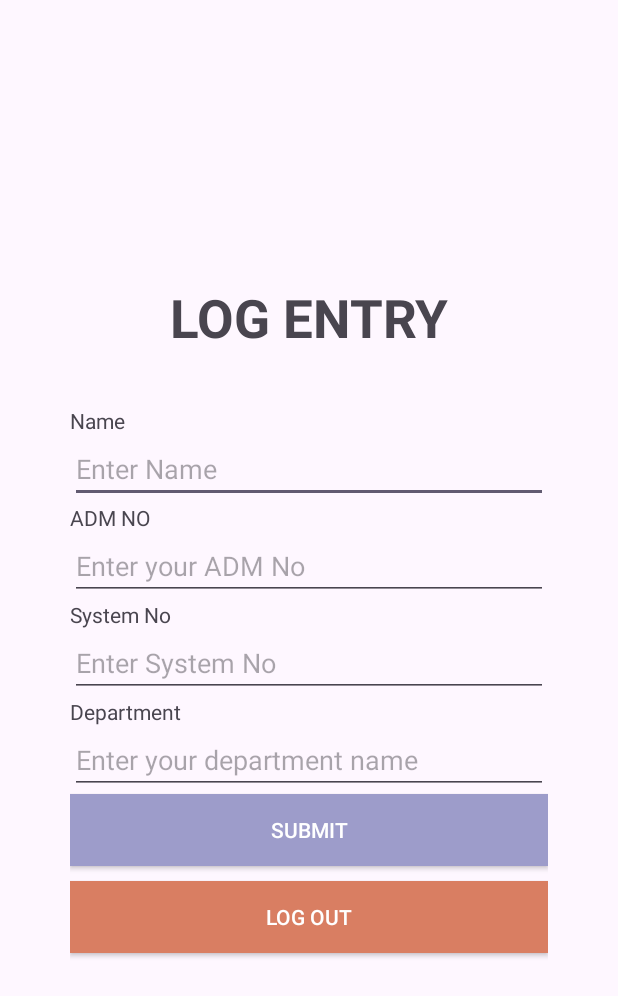
After one commit to Abhijay-Prakash/ENTRY-EXIT-LOG, an Android app: the LogScreen screen opened directly, with no data from a screen before it, on a phone screen of 412 x 824 dp. The commit adds this screen. Shown: the top 996 px of the screen. Run offline under Robolectric (Android 15) with nearby library versions, the phone set to English and light mode, and no system bars.

Commit message:
Entry Portal

```diff
--- a/app/src/main/AndroidManifest.xml
+++ b/app/src/main/AndroidManifest.xml
@@ -13,6 +13,9 @@
         android:theme="@style/Theme.ENTRYEXITLOG"
         tools:targetApi="31">
         <activity
+            android:name=".LogScreen"
+            android:exported="false" />
+        <activity
             android:name=".MainActivity"
             android:exported="true">
             <intent-filter>
--- /dev/null
+++ b/app/src/main/java/com/example/entry_exitlog/LogScreen.java
@@ -0,0 +1,72 @@
+package com.example.entry_exitlog;
+
+import android.content.Intent;
+import android.os.Bundle;
+import android.view.View;
+import android.widget.EditText;
+import android.widget.Toast;
+
+import androidx.activity.EdgeToEdge;
+import androidx.appcompat.app.AppCompatActivity;
+import androidx.appcompat.widget.AppCompatButton;
+import androidx.core.graphics.Insets;
+import androidx.core.view.ViewCompat;
+import androidx.core.view.WindowInsetsCompat;
+
+import java.time.LocalTime;
+
+public class LogScreen extends AppCompatActivity {
+
+    EditText d1,d2,d3,d4;
+    AppCompatButton b1,b2;
+    @Override
+    protected void onCreate(Bundle savedInstanceState) {
+        super.onCreate(savedInstanceState);
+        EdgeToEdge.enable(this);
+        setContentView(R.layout.activity_log_screen);
+
+        d1=(EditText) findViewById(R.id.ed1);
+        d2=(EditText) findViewById(R.id.ed2);
+        d3=(EditText) findViewById(R.id.ed3);
+        d4=(EditText) findViewById(R.id.ed4);
+
+        b1=(AppCompatButton) findViewById(R.id.bt1);
+        b2=(AppCompatButton) findViewById(R.id.bt2);
+
+        b1.setOnClickListener(new View.OnClickListener() {
+            @Override
+            public void onClick(View v) {
+                try{
+                    String s1,s2,s3,s4;
+                    s1=d1.getText().toString();
+                    s2=d2.getText().toString();
+                    s3=d3.getText().toString();
+                    s4=d4.getText().toString();
+                    LocalTime currentTime=LocalTime.now();
+                    String s5=currentTime.toString();
+                    Toast.makeText(getApplicationContext(),"Login Time:"+s5, Toast.LENGTH_LONG).show();
+
+                    Toast.makeText(getApplicationContext(),s1+s2+s3+s4,Toast.LENGTH_LONG).show();
+
+                }
+                catch (Exception e){
+                    Toast.makeText(getApplicationContext(),e.toString()+ "", Toast.LENGTH_SHORT).show();
+                }
+            }
+        });
+
+        b2.setOnClickListener(new View.OnClickListener() {
+            @Override
+            public void onClick(View v) {
+                Intent i=new Intent(getApplicationContext(), MainActivity.class);
+                startActivity(i);
+                LocalTime currentTime=LocalTime.now();
+                String s5=currentTime.toString();
+                Toast.makeText(getApplicationContext(),"Exit Time:"+s5, Toast.LENGTH_LONG).show();
+            }
+        });
+
+
+
+    }
+}
--- /dev/null
+++ b/app/src/main/res/layout/activity_log_screen.xml
@@ -0,0 +1,72 @@
+<LinearLayout android:layout_width="match_parent"
+    android:layout_height="match_parent"
+    android:orientation="vertical"
+    android:gravity="center"
+    android:padding="70px"
+    xmlns:android="http://schemas.android.com/apk/res/android">
+    <TextView
+        android:layout_width="match_parent"
+        android:textSize="35dp"
+        android:textStyle="bold"
+        android:layout_marginBottom="35dp"
+        android:layout_height="wrap_content"
+        android:textAlignment="center"
+        android:text="LOG ENTRY"/>
+
+    <TextView
+        android:layout_width="match_parent"
+        android:text="Name"
+        android:layout_height="wrap_content"/>
+    <EditText
+        android:id="@+id/ed1"
+        android:layout_width="match_parent"
+        android:layout_height="wrap_content"
+        android:hint="Enter Name"/>
+
+    <TextView
+        android:layout_width="match_parent"
+        android:layout_height="wrap_content"
+        android:text="ADM NO"/>
+    <EditText
+        android:id="@+id/ed2"
+        android:layout_width="match_parent"
+        android:layout_height="wrap_content"
+        android:hint="Enter your ADM No"/>
+
+    <TextView
+        android:layout_width="match_parent"
+        android:layout_height="wrap_content"
+        android:text="System No"/>
+    <EditText
+        android:id="@+id/ed3"
+        android:inputType="number"
+        android:layout_width="match_parent"
+        android:layout_height="wrap_content"
+        android:hint="Enter System No"/>3
+
+    <TextView
+        android:layout_width="match_parent"
+        android:layout_height="wrap_content"
+        android:text="Department"/>
+    <EditText
+        android:id="@+id/ed4"
+        android:layout_width="match_parent"
+        android:layout_height="wrap_content"
+        android:hint="Enter your department name"/>
+
+    <androidx.appcompat.widget.AppCompatButton
+        android:id="@+id/bt1"
+        android:background="#9D9CCA"
+        android:textColor="@color/white"
+        android:layout_width="match_parent"
+        android:layout_height="wrap_content"
+        android:layout_marginBottom="10dp"
+        android:text="SUBMIT"/>
+    <androidx.appcompat.widget.AppCompatButton
+        android:background="#D97E62"
+        android:textColor="@color/white"
+        android:id="@+id/bt2"
+        android:layout_width="match_parent"
+        android:layout_height="wrap_content"
+        android:text="LOG OUT"/>
+</LinearLayout>
--- a/app/src/main/res/layout/activity_main.xml
+++ b/app/src/main/res/layout/activity_main.xml
@@ -7,6 +7,7 @@
     <TextView
         android:layout_width="match_parent"
         android:textSize="25dp"
+        android:layout_marginBottom="45dp"
         android:textStyle="bold"
         android:layout_height="wrap_content"
         android:textAlignment="center"
@@ -14,7 +15,8 @@
 
     <TextView
         android:layout_width="match_parent"
-        android:layout_height="wrap_content"/>
+        android:layout_height="wrap_content"
+        android:text="Username"/>
     <EditText
         android:id="@+id/ed1"
         android:layout_width="match_parent"
@@ -32,6 +34,8 @@
         android:hint="Enter your password"/>
 
     <androidx.appcompat.widget.AppCompatButton
+        android:background="#D97E62"
+        android:textColor="@color/white"
         android:id="@+id/bt1"
         android:layout_width="match_parent"
         android:layout_height="wrap_content"
```
Also changed, not shown: app/src/main/java/com/example/entry_exitlog/MainActivity.java (+16 -4 lines).
